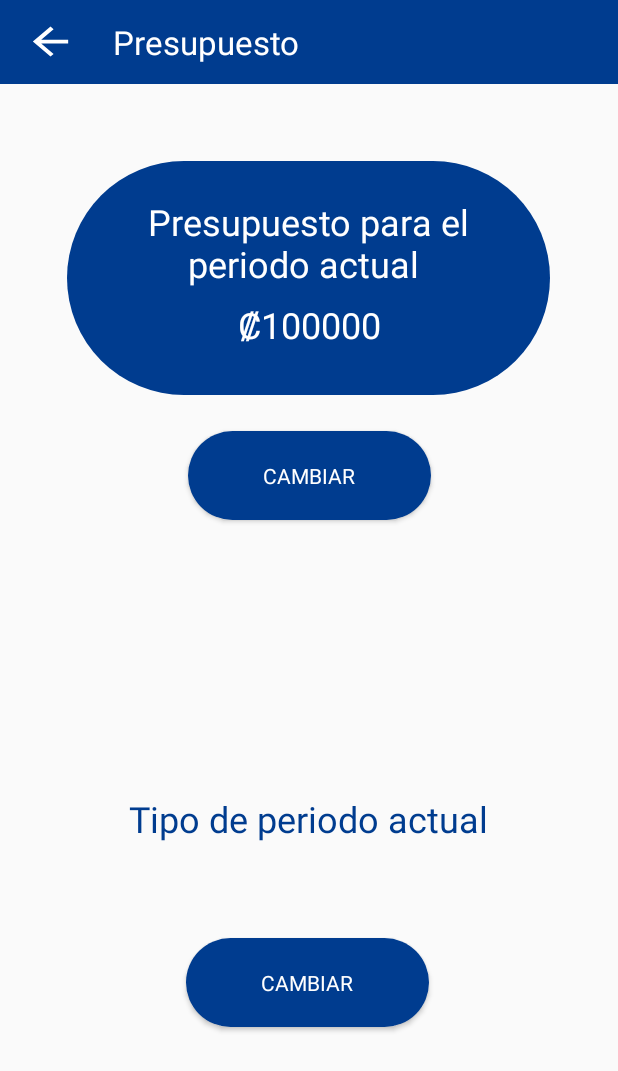
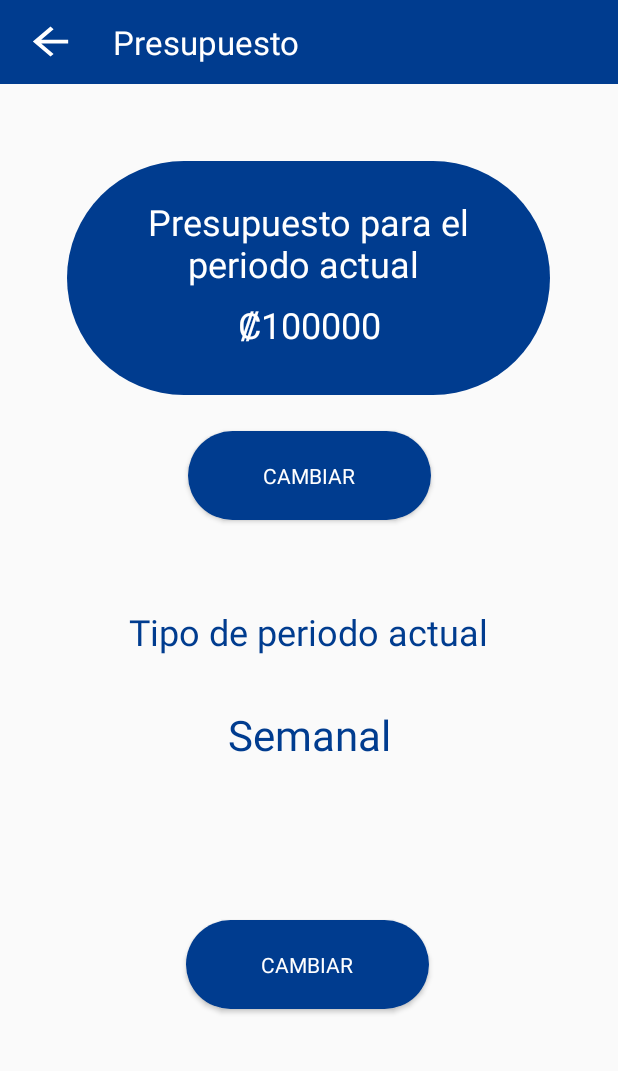
Before and after one commit to Gutima15/SavingHelperProject, an Android app: the screen it shows after launch (Presupuesto), on a phone screen of 412 x 824 dp. Shown: the top 1071 px of the screen. Run offline under Robolectric (Android 15) with nearby library versions, the phone set to English and light mode, and no system bars.

Commit message:
Update Correccion en Presupuesto, ya tiene el label del tipo de periodo

```diff
--- a/Saving_Helper/app/src/main/res/layout/activity_presupuesto.xml
+++ b/Saving_Helper/app/src/main/res/layout/activity_presupuesto.xml
@@ -77,7 +77,7 @@
         app:layout_constraintHorizontal_bias="0.497"
         app:layout_constraintStart_toStartOf="parent"
         app:layout_constraintTop_toTopOf="@+id/lblPeriodo"
-        app:layout_constraintVertical_bias="0.0" />
+        app:layout_constraintVertical_bias="0.427" />
 
     <TextView
         android:id="@+id/lblPeriodo"
@@ -88,11 +88,27 @@
         android:text="Tipo de periodo actual"
         android:textColor="@color/colorPrimary"
         android:textSize="24sp"
-        app:layout_constraintBottom_toBottomOf="parent"
+        app:layout_constraintBottom_toTopOf="@id/lblTipoPeriodo"
         app:layout_constraintEnd_toEndOf="parent"
         app:layout_constraintHorizontal_bias="0.497"
         app:layout_constraintStart_toStartOf="parent"
-        app:layout_constraintTop_toBottomOf="@+id/containerPresupuesto" />
+        app:layout_constraintTop_toBottomOf="@+id/btnCambiarPresupuesto"
+        app:layout_constraintVertical_bias="0.474" />
+
+    <TextView
+        android:id="@+id/lblTipoPeriodo"
+        android:layout_width="wrap_content"
+        android:layout_height="wrap_content"
+        android:layout_marginTop="248sp"
+        android:layout_marginBottom="244sp"
+        android:text="Semanal"
+        android:textColor="@color/colorPrimary"
+        android:textSize="28sp"
+        app:layout_constraintBottom_toTopOf="@id/btnCambiarTipoDePeriodo"
+        app:layout_constraintEnd_toEndOf="parent"
+        app:layout_constraintStart_toStartOf="parent"
+        app:layout_constraintTop_toBottomOf="@+id/containerPresupuesto"
+        app:layout_constraintVertical_bias="0.225" />
 
     <Toolbar
         android:id="@+id/toolbarPresupuesto"
```
